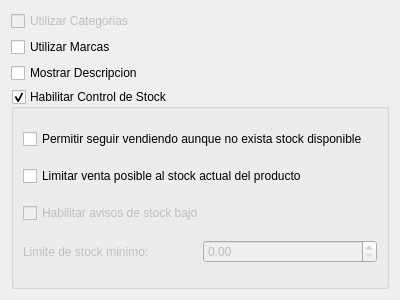
Old version of the form trunk/plugins/productos/FormPrefProductosBase.ui in the repository chungote/gestotux.
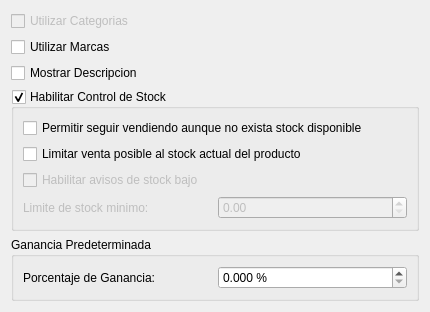
New version of the form.

Commit message: Modificado sistema de obtencion de ganancia, sacado del plugin de ventas y pasado al de productos. Agregado ademas el ingreso del precio de venta aplicando automaticamente la ganancia predeterminada. Agregadas las columnas en la base de datos.

```diff
--- a/trunk/plugins/productos/FormPrefProductosBase.ui
+++ b/trunk/plugins/productos/FormPrefProductosBase.ui
@@ -6,7 +6,7 @@
    <rect>
     <x>0</x>
     <y>0</y>
-    <width>400</width>
+    <width>430</width>
     <height>300</height>
    </rect>
   </property>
@@ -107,6 +107,39 @@
      </layout>
     </widget>
    </item>
+   <item>
+    <widget class="QGroupBox" name="GBGanancia">
+     <property name="title">
+      <string>Ganancia Predeterminada</string>
+     </property>
+     <layout class="QVBoxLayout" name="verticalLayout_3">
+      <item>
+       <layout class="QHBoxLayout" name="horizontalLayout_2">
+        <item>
+         <widget class="QLabel" name="label">
+          <property name="text">
+           <string>Porcentaje de Ganancia:</string>
+          </property>
+         </widget>
+        </item>
+        <item>
+         <widget class="QDoubleSpinBox" name="DsBGanancia">
+          <property name="suffix">
+           <string> %</string>
+          </property>
+          <property name="decimals">
+           <number>3</number>
+          </property>
+          <property name="maximum">
+           <double>999.990000000000009</double>
+          </property>
+         </widget>
+        </item>
+       </layout>
+      </item>
+     </layout>
+    </widget>
+   </item>
   </layout>
  </widget>
  <resources/>
```
The commit also changes 9 other files.
